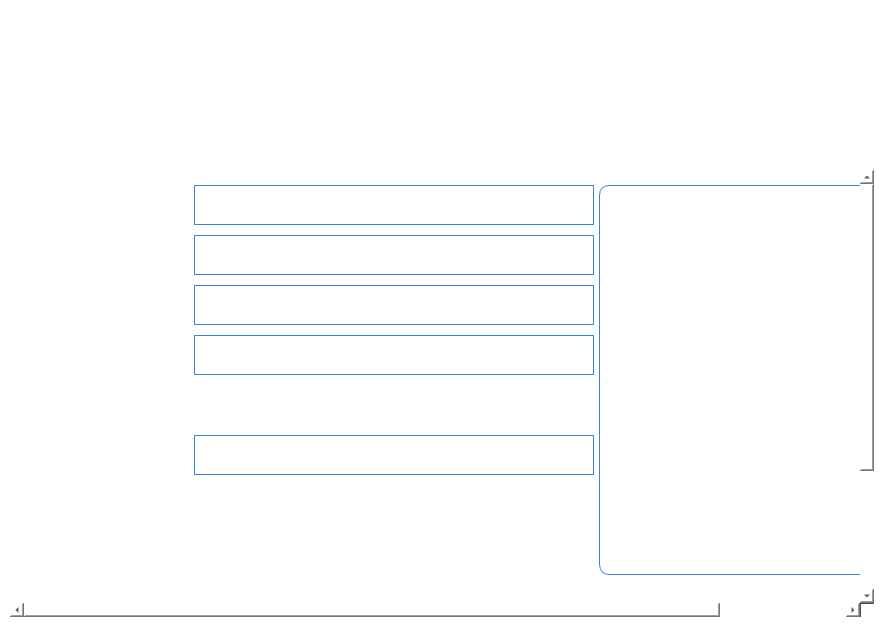
Before: the Qt Designer form forms/Page_6.ui in apollo-k22/FaceAI-Product, drawn with Qt 5.
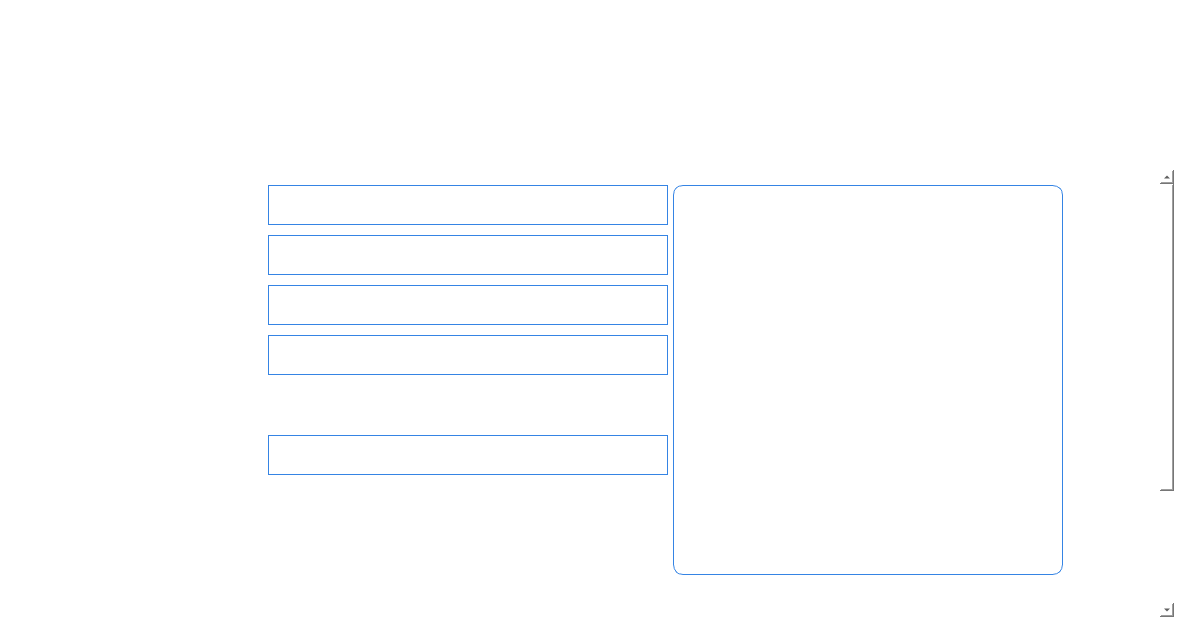
After: the same form once the commit is applied. Icons and pictures are not drawn.

What changed in the file:
```diff
--- a/forms/Page_6.ui
+++ b/forms/Page_6.ui
@@ -6,7 +6,7 @@
    <rect>
     <x>0</x>
     <y>0</y>
-    <width>884</width>
+    <width>1184</width>
     <height>627</height>
    </rect>
   </property>
@@ -348,9 +348,9 @@
        <widget class="QWidget" name="scrollAreaWidgetContents">
         <property name="geometry">
          <rect>
-          <x>-154</x>
-          <y>0</y>
-          <width>999</width>
+          <x>0</x>
+          <y>-5</y>
+          <width>1145</width>
           <height>642</height>
          </rect>
         </property>
```
